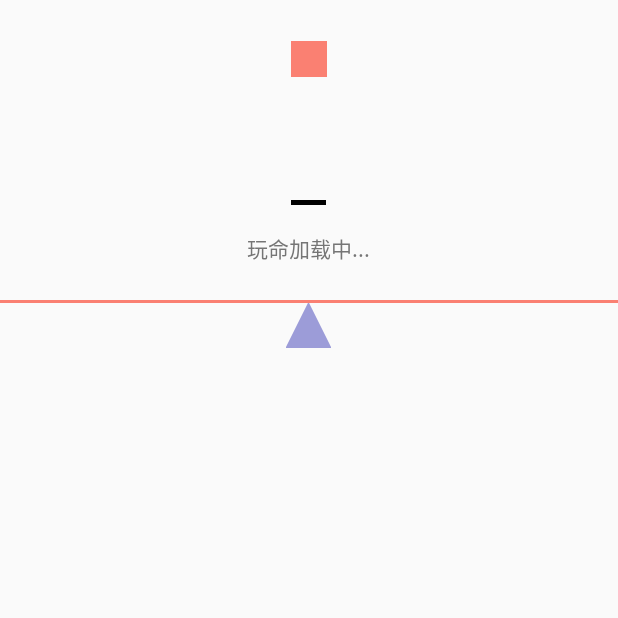
After one commit to zrt2016/MyBase, an Android app: the LoadingActivity screen opened directly, with no data from a screen before it, on a phone screen of 412 x 824 dp, the top half of it. The commit adds this screen. Run offline under Robolectric (Android 15) with nearby library versions, the phone set to English and light mode, and no system bars.

Commit message:
添加 LoadingView 加载View动画

```diff
--- a/kotlinapp/src/main/AndroidManifest.xml
+++ b/kotlinapp/src/main/AndroidManifest.xml
@@ -17,7 +17,8 @@
         android:roundIcon="@mipmap/ic_launcher_round"
         android:supportsRtl="true"
         android:theme="@style/AppTheme">
-        <activity android:name=".activity_view.custom_view.CustomViewNavigationActivity"></activity>
+        <activity android:name=".activity_view.custom_view.loading_view.LoadingActivity"></activity>
+        <activity android:name=".activity_view.custom_view.CustomViewNavigationActivity" />
         <activity android:name=".activity_view.custom_view.zuhe_view.TabListActivity" />
         <activity android:name=".activity_view.custom_view_basic.view_basic.CustomViewTwoActivity" />
         <activity android:name=".activity_view.custom_view_basic.matrix_basic.MatrixBasicActivity" />
--- a/kotlinapp/src/main/java/com/zrt/kotlinapp/activity_view/custom_view/CustomViewNavigationActivity.kt
+++ b/kotlinapp/src/main/java/com/zrt/kotlinapp/activity_view/custom_view/CustomViewNavigationActivity.kt
@@ -11,6 +11,7 @@ import androidx.recyclerview.widget.LinearLayoutManager
 import androidx.recyclerview.widget.RecyclerView
 import com.zrt.kotlinapp.BasicActivity
 import com.zrt.kotlinapp.R
+import com.zrt.kotlinapp.activity_view.custom_view.loading_view.LoadingActivity
 import com.zrt.kotlinapp.activity_view.custom_view.zuhe_view.TabListActivity
 import com.zrt.kotlinapp.activity_view.custom_view_basic.CustomViewBasicNavigationActivity
 import com.zrt.kotlinapp.activity_view.recyclerview.decoration.DividerItemDecoration
@@ -68,5 +69,6 @@ class CustomViewNavigationActivity : BasicActivity() {
 
     fun initList(){
         mList.add(CustomViewBasicNavigationActivity.CustomViewNavigation("TabList", TabListActivity::class.java))
+        mList.add(CustomViewBasicNavigationActivity.CustomViewNavigation("Loading View", LoadingActivity::class.java))
     }
 }
--- /dev/null
+++ b/kotlinapp/src/main/java/com/zrt/kotlinapp/activity_view/custom_view/loading_view/LoadingActivity.kt
@@ -0,0 +1,23 @@
+package com.zrt.kotlinapp.activity_view.custom_view.loading_view
+
+import androidx.appcompat.app.AppCompatActivity
+import android.os.Bundle
+import com.zrt.kotlinapp.BasicActivity
+import com.zrt.kotlinapp.R
+
+class LoadingActivity: BasicActivity() {
+    override fun onCreate(savedInstanceState: Bundle?) {
+        super.onCreate(savedInstanceState)
+        setContentView(R.layout.activity_loading)
+    }
+
+    override fun getLayoutResID(): Int {
+        return R.layout.activity_loading;
+    }
+
+    override fun initData() {
+
+    }
+
+
+}
--- a/kotlinapp/src/main/java/com/zrt/kotlinapp/activity_view/custom_view/loading_view/LoadingViewUtils.kt
+++ b/kotlinapp/src/main/java/com/zrt/kotlinapp/activity_view/custom_view/loading_view/LoadingViewUtils.kt
@@ -1,8 +1,15 @@
 package com.zrt.kotlinapp.activity_view.custom_view.loading_view
 
+import android.animation.Animator
+import android.animation.AnimatorListenerAdapter
+import android.animation.AnimatorSet
+import android.animation.ObjectAnimator
 import android.content.Context
+import android.graphics.*
+import android.graphics.drawable.ColorDrawable
 import android.util.AttributeSet
 import android.view.View
+import android.view.animation.AccelerateInterpolator
 import android.widget.ImageView
 import android.widget.LinearLayout
 import com.zrt.kotlinapp.R
@@ -16,15 +23,125 @@ class BounceLoadingView: LinearLayout {
     lateinit var mContext: Context
     // 动画view
     lateinit var shapeLoadingView:ImageView
+    lateinit var shapeLoadingView2:GraphChangeLoadingView
     // 阴影view
     lateinit var indication:ImageView
+    val mTranslationYDistance: Float = 100f
     constructor(context: Context):this(context, null)
     constructor(context: Context, attrs: AttributeSet?):this(context, attrs, 0)
     constructor(context: Context, attrs: AttributeSet?, defStyleAttr: Int):super(context, attrs, defStyleAttr) {
         val view = View.inflate(context, R.layout.view_loading_bounce, this)
         mContext = context
         shapeLoadingView = view.findViewById(R.id.shapeLoadingView)
+        shapeLoadingView.visibility = View.GONE
+        // 使用新的 shapeLoadingView2 替换 shapeLoadingView
+        shapeLoadingView2 = view.findViewById(R.id.shapeLoadingView2)
         indication = view.findViewById(R.id.indication)
+
+        val animatorSet = AnimatorSet()
+        // 上下平移
+        val shapTYAnima = ObjectAnimator.ofFloat(shapeLoadingView2, "translationY", 0f, mTranslationYDistance)
+        shapTYAnima.interpolator = AccelerateInterpolator(1f)
+        shapTYAnima.repeatCount = ObjectAnimator.INFINITE
+        shapTYAnima.repeatMode = ObjectAnimator.REVERSE
+        // 旋转动画
+        val shapRYAnima = ObjectAnimator.ofFloat(shapeLoadingView2, "rotation", 0f, 180f)
+        shapRYAnima.repeatCount = ObjectAnimator.INFINITE
+        shapRYAnima.repeatMode = ObjectAnimator.REVERSE
+        // 阴影缩放动画
+        val indicaScaleXAnima = ObjectAnimator.ofFloat(indication, "scaleX", 1f, 0.3f)
+        indicaScaleXAnima.repeatCount = ObjectAnimator.INFINITE
+        indicaScaleXAnima.repeatMode = ObjectAnimator.REVERSE
+        animatorSet.setDuration(1000)
+
+        animatorSet.playTogether(shapTYAnima, shapRYAnima, indicaScaleXAnima)
+        shapTYAnima.addListener(object : AnimatorListenerAdapter(){
+            //设置动画监听器，监听该动画的开始、停止、取消、结束等状态，我们往往会用AnimtorListener适配器类来只实现我们需要的方法
+            override fun onAnimationEnd(animation: Animator?) {
+
+            }
+
+            override fun onAnimationRepeat(animation: Animator?) {
+                // 重复播放时，改变颜色，然后执行上抛动画
+//                if (num%2 == 0) {
+//                    shapeLoadingView2.setBackground(ColorDrawable(Color.BLUE))
+//                }else {
+//                    shapeLoadingView2.setBackground(ColorDrawable(Color.GREEN))
+//                }
+//                num++
+                shapeLoadingView2.changeGraph()
+            }
+        })
+        animatorSet.start()
+    }
+    var num = 0;
+}
+
+class GraphChangeLoadingView : View {
+    // 图片类型，0、矩形；1、圆形；2、三角形
+    var graph:Int = 2
+    var maxGraph = 2
+    lateinit var mPaint: Paint
+    lateinit var mPath:Path
+    var w = 20
+    var h = 20
+    constructor(context: Context):this(context, null)
+    constructor(context: Context, attrs: AttributeSet?):this(context, attrs, 0)
+    constructor(context: Context, attrs: AttributeSet?, defStyleAttr: Int):super(context, attrs, defStyleAttr) {
+        mPaint = Paint(Paint.ANTI_ALIAS_FLAG)
+        mPaint.strokeWidth = 1f
+        mPaint.style = Paint.Style.FILL_AND_STROKE
+        mPath = Path()
     }
 
+    override fun onMeasure(widthMeasureSpec: Int, heightMeasureSpec: Int) {
+        super.onMeasure(widthMeasureSpec, heightMeasureSpec)
+        var wSize = MeasureSpec.getSize(widthMeasureSpec)
+        var wMode = MeasureSpec.getMode(widthMeasureSpec)
+        var hSize = MeasureSpec.getSize(heightMeasureSpec)
+        var hMode = MeasureSpec.getMode(heightMeasureSpec)
+        if (wMode == MeasureSpec.AT_MOST && hMode == MeasureSpec.AT_MOST) {
+            setMeasuredDimension(w, h)
+        }else if (wMode == MeasureSpec.AT_MOST) {
+            setMeasuredDimension(w, hSize)
+            h = hSize
+        }else if (hMode == MeasureSpec.AT_MOST) {
+            setMeasuredDimension(wSize, h)
+            w = wSize
+        }else {
+            setMeasuredDimension(wSize, hSize)
+            w = wSize
+            h = hSize
+        }
+    }
+
+    override fun onDraw(canvas: Canvas?) {
+        super.onDraw(canvas)
+        mPath.reset()
+
+        when (graph) {
+            0 -> {
+                mPaint.setColor(resources.getColor(R.color.orange))
+                mPath.addRect(RectF(0f, 0f, w.toFloat(), h.toFloat()), Path.Direction.CW) // 顺时针
+            }
+            1 -> {
+                mPaint.setColor(resources.getColor(R.color.green1))
+                mPath.addCircle(w/2f, h/2f, w/2f, Path.Direction.CW)
+            }
+            2 -> {
+                mPaint.setColor(resources.getColor(R.color.violet))
+                mPath.moveTo(w/2f, 0f)
+                mPath.lineTo(w.toFloat(), h.toFloat())
+                mPath.lineTo(0f, h.toFloat())
+                mPath.close()
+            }
+        }
+        canvas?.drawPath(mPath, mPaint)
+    }
+
+    fun changeGraph() {
+        graph++
+        if (graph > maxGraph) graph = 0
+        postInvalidate()
+    }
 }
--- /dev/null
+++ b/kotlinapp/src/main/res/layout/activity_loading.xml
@@ -0,0 +1,20 @@
+<?xml version="1.0" encoding="utf-8"?>
+<LinearLayout xmlns:android="http://schemas.android.com/apk/res/android"
+    xmlns:app="http://schemas.android.com/apk/res-auto"
+    xmlns:tools="http://schemas.android.com/tools"
+    android:layout_width="match_parent"
+    android:layout_height="match_parent"
+    android:orientation="vertical"
+    tools:context=".activity_view.custom_view.loading_view.LoadingActivity">
+    <com.zrt.kotlinapp.activity_view.custom_view.loading_view.BounceLoadingView
+        android:layout_width="match_parent"
+        android:layout_height="200dp"/>
+    <View
+        android:layout_width="match_parent"
+        android:layout_height="2dp"
+        android:background="@color/orange"/>
+    <com.zrt.kotlinapp.activity_view.custom_view.loading_view.GraphChangeLoadingView
+        android:layout_width="30dp"
+        android:layout_height="30dp"
+        android:layout_gravity="center_horizontal"/>
+</LinearLayout>
--- a/kotlinapp/src/main/res/layout/view_loading_bounce.xml
+++ b/kotlinapp/src/main/res/layout/view_loading_bounce.xml
@@ -1,20 +1,30 @@
 <?xml version="1.0" encoding="utf-8"?>
 <LinearLayout xmlns:android="http://schemas.android.com/apk/res/android"
-    android:orientation="vertical" android:layout_width="wrap_content"
-    android:layout_height="wrap_content">
+    android:orientation="vertical"
+    android:layout_width="match_parent"
+    android:layout_height="match_parent"
+    android:gravity="center">
     <ImageView
         android:id="@+id/shapeLoadingView"
         android:layout_width="24dp"
         android:layout_height="24dp"
         android:layout_centerHorizontal="true"
-        android:layout_marginTop="4dp" />
+        android:layout_marginTop="4dp"
+        android:background="@color/orange"/>
+    <com.zrt.kotlinapp.activity_view.custom_view.loading_view.GraphChangeLoadingView
+        android:id="@+id/shapeLoadingView2"
+        android:layout_width="24dp"
+        android:layout_height="24dp"
+        android:layout_centerHorizontal="true"
+        android:layout_marginTop="4dp"/>
 
     <ImageView
         android:id="@+id/indication"
         android:layout_width="23dp"
         android:layout_height="3dp"
         android:layout_centerHorizontal="true"
-        android:layout_marginTop="82dp" />
+        android:layout_marginTop="82dp"
+        android:background="@color/black"/>
 <!--    android:src="@drawable/shadow"-->
 
     <TextView
```
